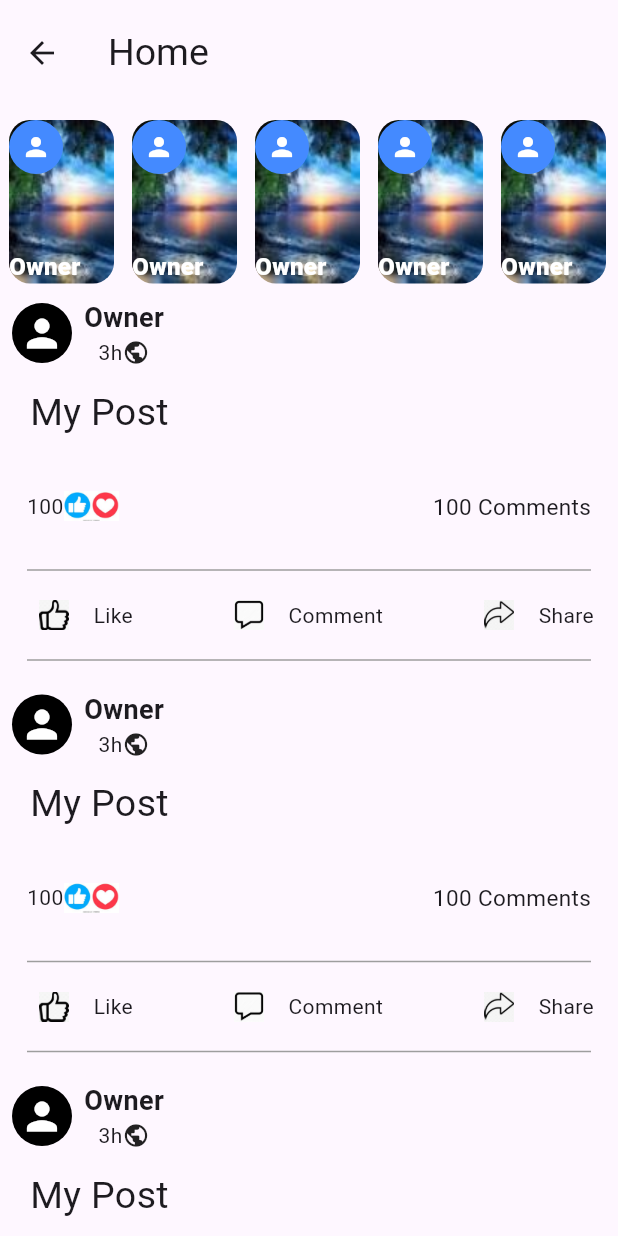
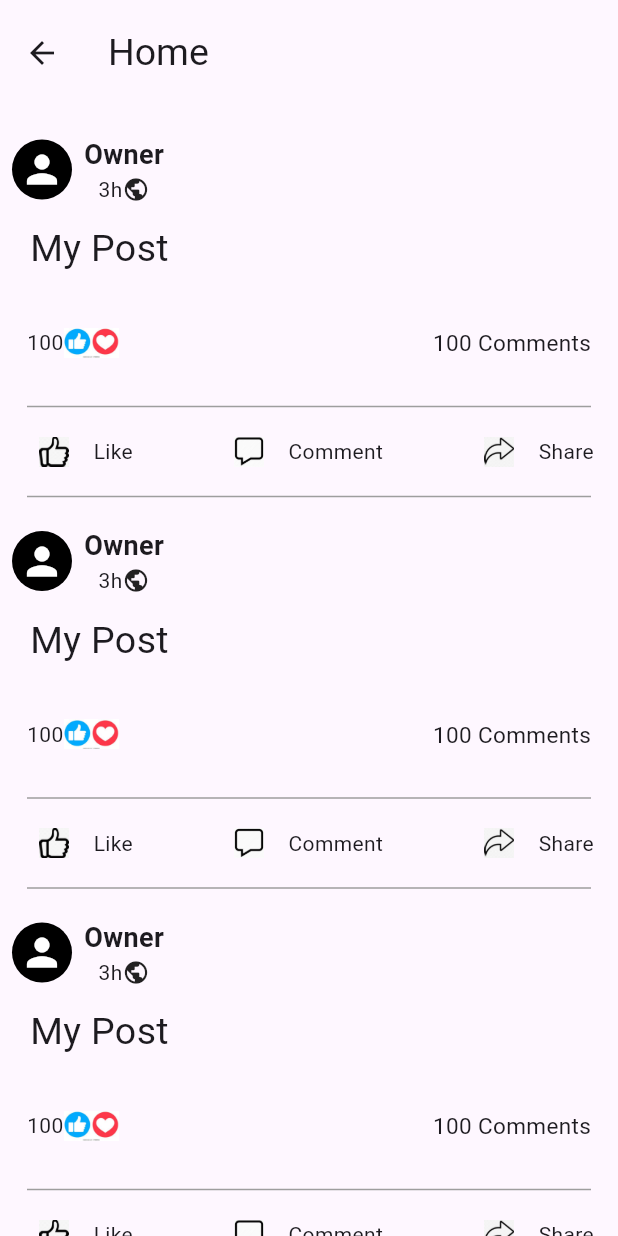
Before and after one commit to alaaabobakr2/simple_ui_of_home_screen_of_facebook_screen, a Flutter app: the HomePage screen opened directly, on a phone screen of 412 x 824 dp. Run offline on Flutter 3.47's test engine with Material 3 defaults, Android fonts, the phone set to English and light mode, and no system bars.

Commit message:
splash_screen

```diff
--- a/lib/home_page.dart
+++ b/lib/home_page.dart
@@ -1,5 +1,4 @@
 import 'package:facebook/post.dart';
-import 'package:facebook/story.dart';
 import 'package:flutter/material.dart';
 
 class HomePage extends StatefulWidget {
@@ -26,15 +25,15 @@ class _HomePageState extends State<HomePage> {
             padding: EdgeInsets.symmetric(vertical: 10, horizontal: 6),
             child: Row(
               children: [
-                Story(),
-                SizedBox(width: 12),
-                Story(),
-                SizedBox(width: 12),
-                Story(),
-                SizedBox(width: 12),
-                Story(),
-                SizedBox(width: 12),
-                Story(),
+                // Story(),
+                // SizedBox(width: 15),
+                // Story(),
+                // SizedBox(width: 13),
+                // Story(),
+                // SizedBox(width: 12),
+                // Story(),
+                // SizedBox(width: 12),
+                // Story(),
               ],
             ),
           ),
--- a/lib/story.dart
+++ /dev/null
@@ -1,40 +0,0 @@
-import 'package:flutter/material.dart';
-
-class Story extends StatelessWidget {
-  const Story({super.key});
-
-  @override
-  Widget build(BuildContext context) {
-    return ClipRRect(
-      borderRadius: BorderRadius.circular(14),
-      child: Stack(
-        children: [
-          Image.asset("assets/images/facebookStory.jpg",),
-          const Column(
-            crossAxisAlignment: CrossAxisAlignment.start,
-            children: [
-              CircleAvatar(
-                radius: 18,
-                backgroundColor: Colors.blueAccent,
-                child: Icon(
-                  Icons.person,
-                  color: Colors.white,size: 20,
-                ),
-              ),
-              Padding(
-                padding: EdgeInsets.only(top: 50.0),
-                child: Text("Owner",
-                  style: TextStyle(
-                      color: Colors.white,
-                      fontWeight: FontWeight.w900,
-                      fontSize: 16
-                  ),textAlign: TextAlign.center,
-                ),
-              ),
-            ],
-          )
-        ],
-      ),
-    );
-  }
-}
```
Also changed, not shown: pubspec.lock.
